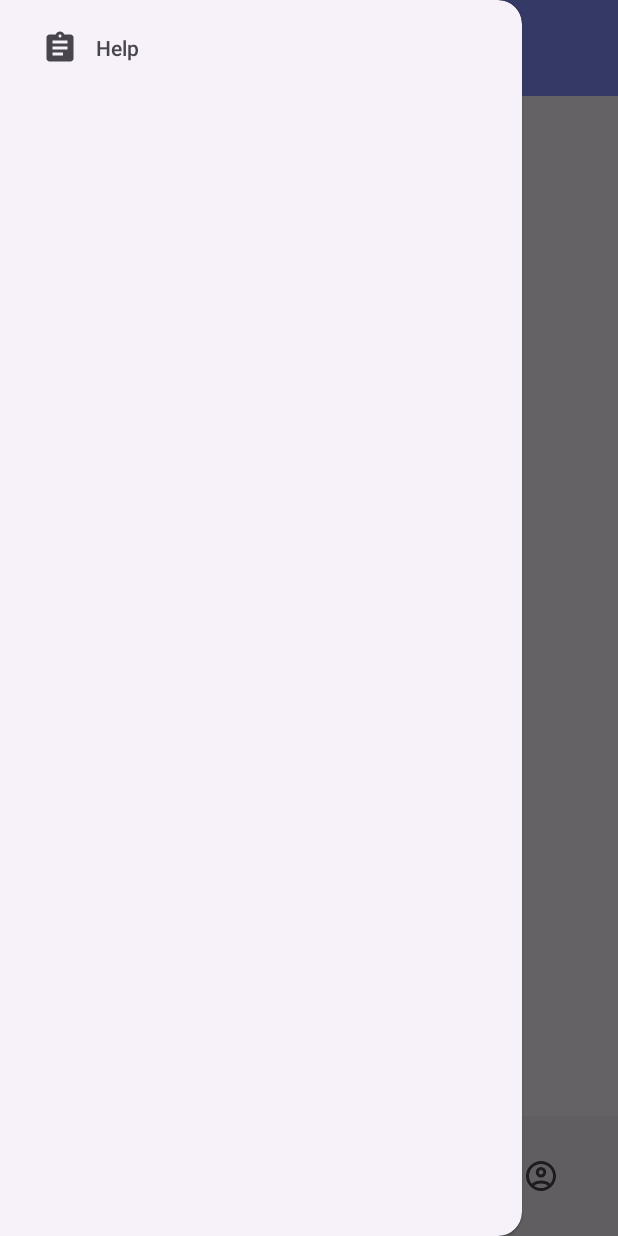
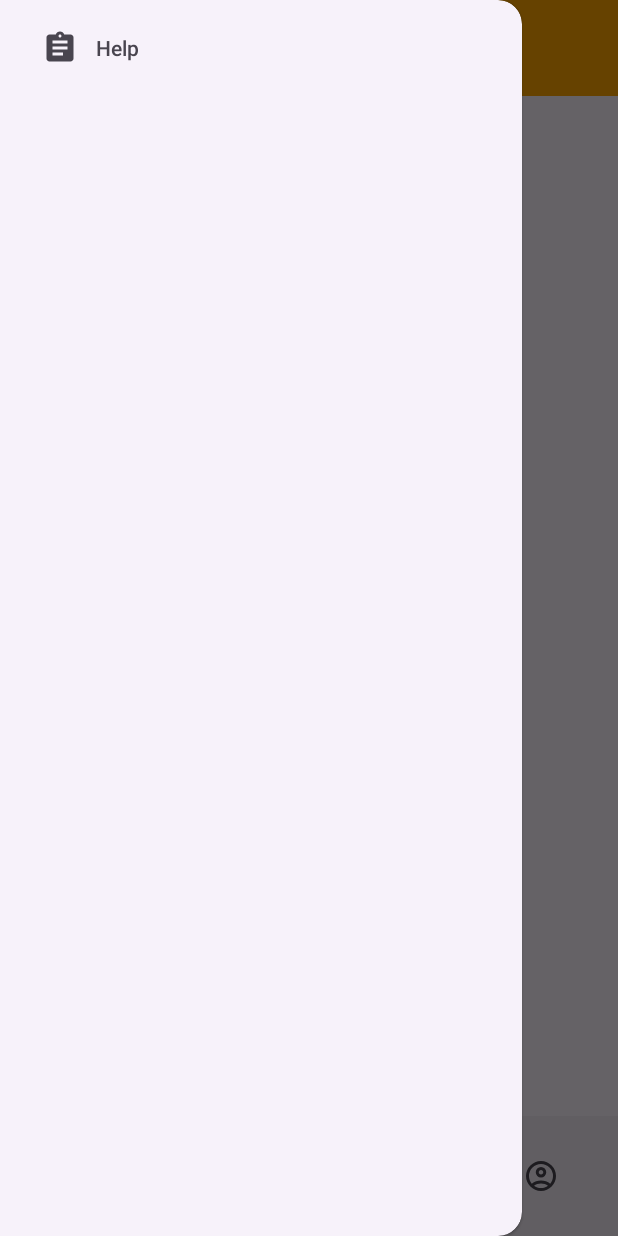
Before and after one commit to ChristopherGarcia1506/SiteSync, an Android app: the MainActivity screen opened directly, with no data from a screen before it, with the side drawer open, on a phone screen of 412 x 824 dp. Run offline under Robolectric (Android 15) with nearby library versions, the phone set to English and light mode, and no system bars; our stand-ins replace Firebase (no records; nobody signed in at launch, a user with empty details on screens opened directly).

Commit message:
Fixed Toolbar color, and updated bottom nav background color.

```diff
--- a/app/src/main/res/layout/activity_main.xml
+++ b/app/src/main/res/layout/activity_main.xml
@@ -18,7 +18,7 @@
             android:id="@+id/toolbar"
             android:layout_width="match_parent"
             android:layout_height="wrap_content"
-            android:background="@color/blue"
+            android:background="@color/orange"
             app:title="NavigationDrawer"
             app:layout_constraintEnd_toEndOf="parent"
             app:layout_constraintStart_toStartOf="parent"
--- a/app/src/main/res/values/themes.xml
+++ b/app/src/main/res/values/themes.xml
@@ -1,10 +1,30 @@
 <resources xmlns:tools="http://schemas.android.com/tools">
 
     <!-- Base application theme -->
-    <style name="Base.Theme.SiteSync" parent="Theme.Material3.DayNight.NoActionBar" />
+    <style name="Base.Theme.SiteSync" parent="Theme.Material3.DayNight.NoActionBar">
+        <item name="colorPrimary">@color/black</item>
+        <item name="colorSurface">@color/orange</item>
+        <item name="colorSurfaceContainerHigh">@color/orange</item>
+        <item name="colorOnSurface">@color/white</item>
+        <item name="android:statusBarColor">?attr/colorSurface</item>
+    </style>
+
+    <style name="ThemeOverlay.AppCompat.." parent="">
+        <item name="colorPrimary">@color/black</item>
+        <item name="colorSurface">@color/orange</item>
+        <item name="colorSurfaceContainerHigh">@color/orange</item>
+        <item name="colorOnSurface">@color/white</item>
+        <item name="android:statusBarColor">?attr/colorSurface</item>
+    </style>
 
     <!-- Normal app theme (used in MainActivity and rest of app) -->
-    <style name="Theme.SiteSync" parent="Base.Theme.SiteSync" />
+    <style name="Theme.SiteSync" parent="Base.Theme.SiteSync">
+        <item name="colorPrimary">@color/black</item>
+        <item name="colorSurface">@color/orange</item>
+        <item name="colorSurfaceContainerHigh">@color/orange</item>
+        <item name="colorOnSurface">@color/white</item>
+        <item name="android:statusBarColor">?attr/colorSurface</item>
+     </style>
 
     <!-- Splash theme (only used for SplashActivity) -->
     <style name="Theme.SiteSync.Splash" parent="Base.Theme.SiteSync">
```
